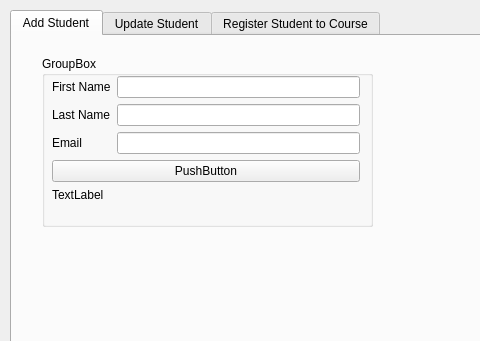
This is home.ui in pranjalcna/PyQtMySQL as Qt 5 draws it before an edit; both pictures show x 0 to 480 and y 0 to 341 of the 702 by 572 pixel window. The edited form follows.
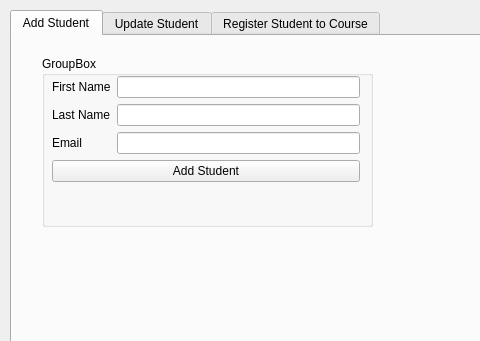
This is the edited form.

Commit message: finish add student

```diff
--- a/home.ui
+++ b/home.ui
@@ -85,14 +85,14 @@
         <item row="3" column="0" colspan="2">
          <widget class="QPushButton" name="btnAddStudent">
           <property name="text">
-           <string>PushButton</string>
+           <string>Add Student</string>
           </property>
          </widget>
         </item>
         <item row="4" column="0" colspan="2">
          <widget class="QLabel" name="lblAddStudentFeedback">
           <property name="text">
-           <string>TextLabel</string>
+           <string/>
           </property>
          </widget>
         </item>
```
The commit also changes 3 other files.
